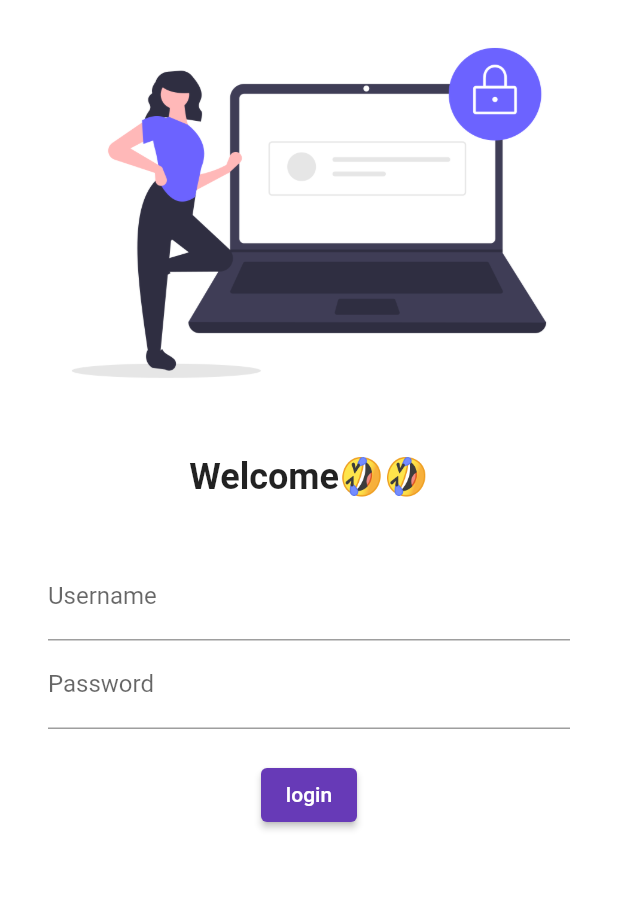
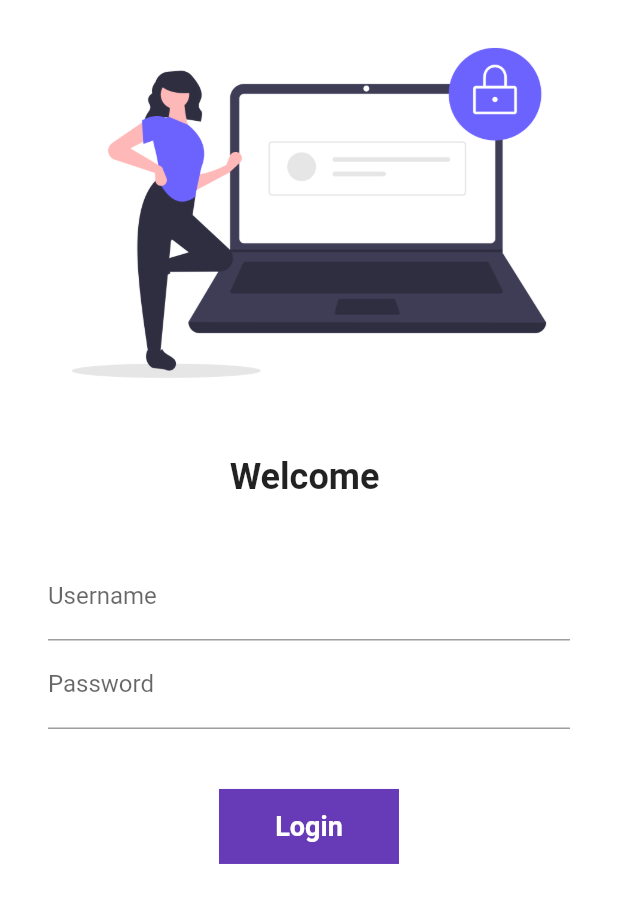
Before and after one commit to Shafiqsani/flutterfirstapp, a Flutter app: the screen it shows after launch, on a phone screen of 412 x 824 dp. Shown: the top 903 px of the screen. Run offline on Flutter 3.47's test engine with Material 2 defaults, Android fonts, the phone set to English and light mode, and no system bars; our stand-ins replace google_fonts.

Commit message:
day 5 completed

```diff
--- a/lib/main.dart
+++ b/lib/main.dart
@@ -1,7 +1,9 @@
 import 'package:flutter/material.dart';
 import 'package:flutter_catalog/pages/home_page.dart';
 import 'package:flutter_catalog/pages/login_page.dart';
+import 'package:flutter_catalog/utils/routes.dart';
 import 'package:google_fonts/google_fonts.dart';
+
 void main() {
   runApp(MyApp());
 }
@@ -14,17 +16,16 @@ class MyApp extends StatelessWidget {
 
       themeMode: ThemeMode.light,
       theme: ThemeData(
-        primarySwatch: Colors.deepPurple,
-        primaryTextTheme: GoogleFonts.latoTextTheme()
-        ),
+          primarySwatch: Colors.deepPurple,
+          primaryTextTheme: GoogleFonts.latoTextTheme()),
       darkTheme: ThemeData(
         brightness: Brightness.dark,
       ),
-
+      debugShowCheckedModeBanner: false,
       routes: {
         "/": (context) => LoginPage(),
-        "/home": (context) => Homepage(),
-        "/login": (context) => LoginPage()
+        MyRoutes.homeRoute: (context) => Homepage(),
+        MyRoutes.loginRoute: (context) => LoginPage()
       },
     );
   }
--- a/lib/pages/login_page.dart
+++ b/lib/pages/login_page.dart
@@ -1,30 +1,47 @@
 import 'package:flutter/material.dart';
+import 'package:flutter_catalog/utils/routes.dart';
 
-class LoginPage extends StatelessWidget {
+class LoginPage extends StatefulWidget {
+  @override
+  _LoginPageState createState() => _LoginPageState();
+}
+
+class _LoginPageState extends State<LoginPage> {
+  String name = "";
+  bool changeButton = false;
   @override
   Widget build(BuildContext context) {
     return Material(
         color: Colors.white,
+        child: SingleChildScrollView(
           child: Center(
               child: Column(
             children: [
-          Image.asset("assets/images/login_img.png", fit: BoxFit.cover),
+              Image.asset(
+                "assets/images/login_img.png",
+                fit: BoxFit.cover,
+              ),
               SizedBox(
                 height: 20,
               ),
               Text(
-            "Welcome🤣🤣",
+                "Welcome $name",
                 style: TextStyle(fontSize: 24, fontWeight: FontWeight.bold),
               ),
               SizedBox(
                 height: 20,
               ),
               Padding(
-              padding: const EdgeInsets.symmetric(vertical: 16, horizontal: 32),
+                  padding:
+                      const EdgeInsets.symmetric(vertical: 16, horizontal: 32),
                   child: Column(children: [
                     TextFormField(
                       decoration: InputDecoration(
                           hintText: "Enter username", labelText: "Username"),
+                      onChanged: (value) {
+                        name = value;
+                        setState(() {});
+                      },
                     ),
                     TextFormField(
                       obscureText: true,
@@ -32,17 +49,44 @@ class LoginPage extends StatelessWidget {
                           hintText: "Enter password", labelText: "Password"),
                     ),
                     SizedBox(
-                  height: 20,
+                      height: 40,
                     ),
-                ElevatedButton(
-                    style: TextButton.styleFrom(),
+                    InkWell(
+                        onTap: () async{
+                          setState(() {
+                            changeButton = true;
+                          });
+                          await Future.delayed(
+                            Duration(seconds: 1)
+                          );
+                          Navigator.pushNamed(context, MyRoutes.homeRoute);
+                        },
+                        child: AnimatedContainer(
+                          duration: Duration(seconds: 1),
+                          width: changeButton ? 50 : 120,
+                          height: 50,
+                          alignment: Alignment.center,
+                          child: changeButton?Icon(Icons.done,color: Colors.white,) :Text(
+                            "Login",
+                            style: TextStyle(
+                              color: Colors.white,
+                              fontWeight: FontWeight.bold,
+                              fontSize: 18,
+                            ),
+                          ),
+                          decoration: BoxDecoration(
+                              color: Colors.deepPurple,
+                              shape: changeButton ? BoxShape.circle : BoxShape.rectangle
+                        ))),
+                    /*ElevatedButton(
+                        style: TextButton.styleFrom(minimumSize: Size(120, 40)),
                         onPressed: () {
-                      print("hey welcome");
+                          Navigator.pushNamed(context, MyRoutes.homeRoute);
                         },
-                    child: Text("login"))
+                        child: Text("login"))*/
                   ])),
             ],
           )),
-    );
+        ));
   }
 }
--- /dev/null
+++ b/lib/utils/routes.dart
@@ -0,0 +1,4 @@
+class MyRoutes {
+  static String loginRoute = "/login";
+  static String homeRoute = "/home";
+}
```
Lines whose indentation alone changed are shown as unchanged.
